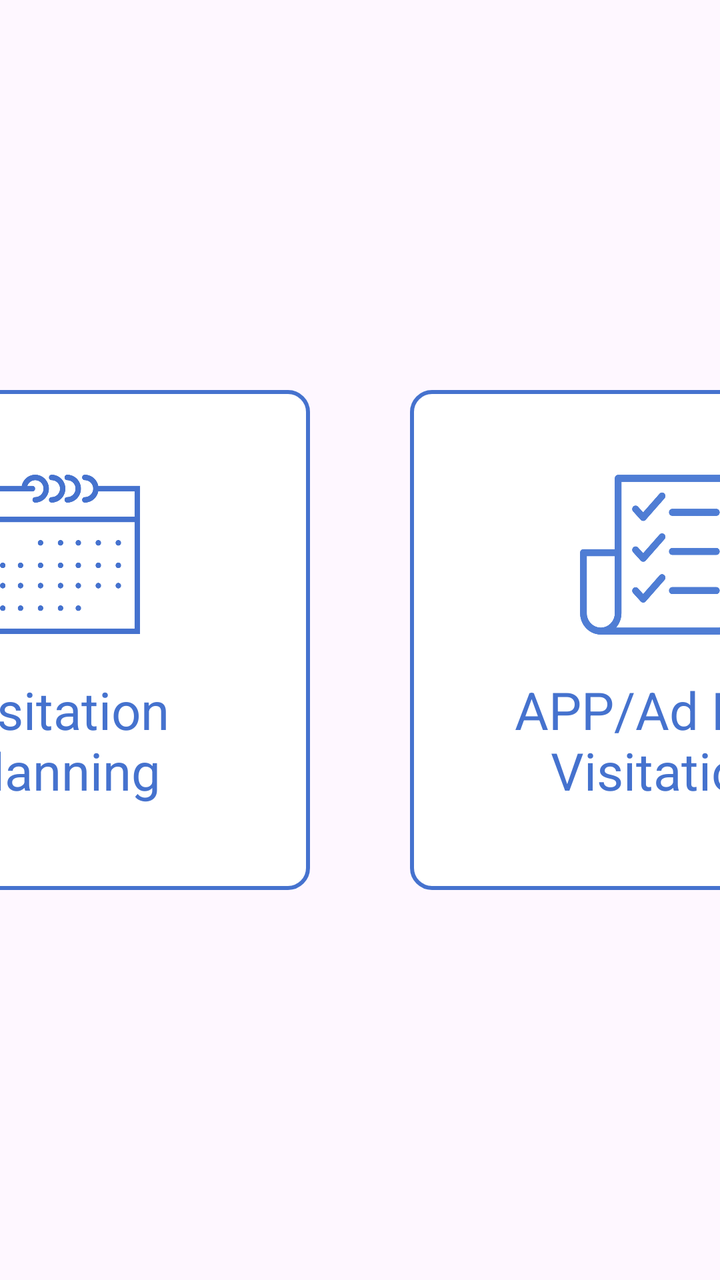
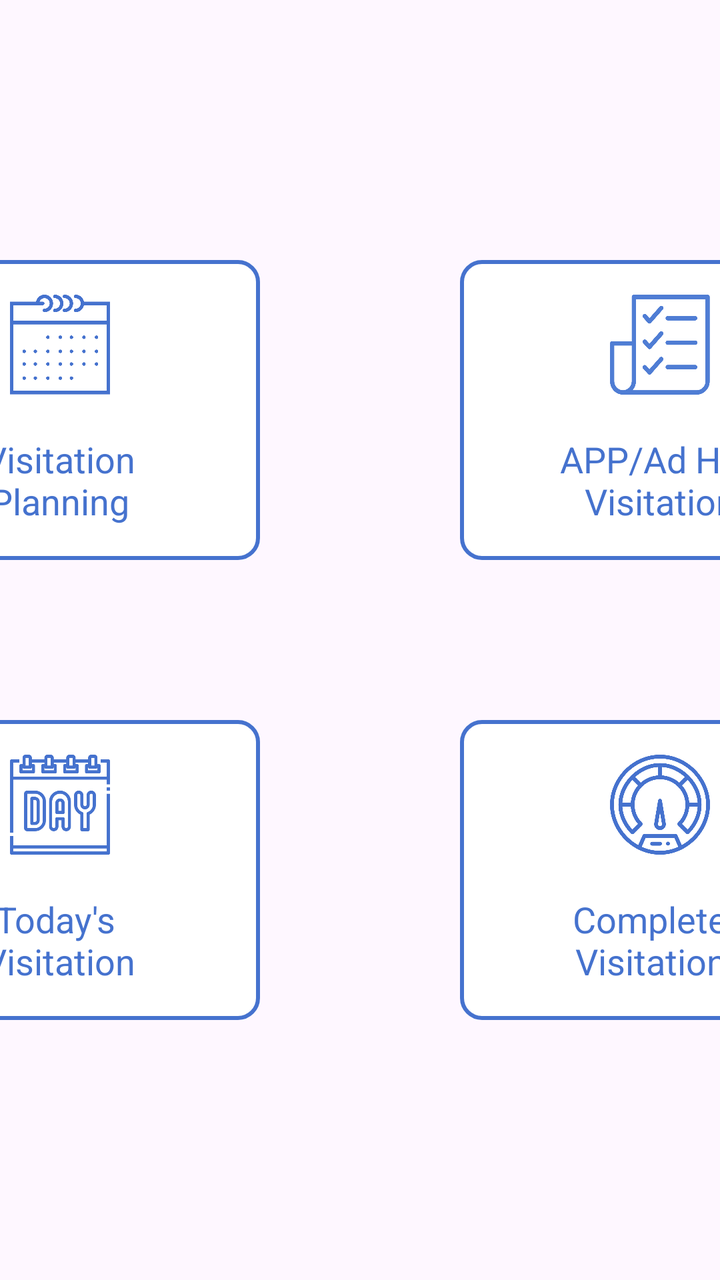

Screens rendered from an Android XML layout before and after an edit, with the pre-edit source and the edit as a unified diff.
<!-- AndroidManifest.xml: activity theme myAppTheme -->
<!-- res/layout/fragment_forms.xml -->
<?xml version="1.0" encoding="utf-8"?>
<RelativeLayout xmlns:android="http://schemas.android.com/apk/res/android"
    xmlns:app="http://schemas.android.com/apk/res-auto"
    android:layout_width="match_parent"
    android:layout_height="match_parent"
    android:orientation="vertical">

    
    
    
    
    
    
    
    

    <LinearLayout
        android:id="@+id/visitationPlanningButton"
        android:layout_width="wrap_content"
        android:layout_height="wrap_content"
        android:orientation="horizontal"
        android:gravity="center"
        android:layout_centerInParent="true">

        <LinearLayout
            android:layout_width="250dp"
            android:layout_height="250dp"
            android:orientation="vertical"
            android:background="@drawable/big_button_background"
            android:gravity="center"
            android:padding="10dp">

            <ImageView
                android:layout_width="80dp"
                android:layout_height="80dp"
                android:layout_gravity="center"
                android:src="@drawable/calendar"
                android:layout_marginBottom="20dp"
                android:tint="@color/mainColor" />

            <TextView
                android:layout_width="wrap_content"
                android:layout_height="wrap_content"
                android:text="Visitation\nPlanning"
                android:textSize="26sp"
                android:textColor="@color/mainColor"
                android:layout_gravity="center"
                android:gravity="center" />


        </LinearLayout>


        <LinearLayout
            android:id="@+id/adHocVisitationButton"
            android:layout_width="250dp"
            android:layout_height="250dp"
            android:orientation="vertical"
            android:background="@drawable/big_button_background"
            android:layout_marginLeft="50dp"
            android:gravity="center"
            android:padding="10dp">

            <ImageView
                android:layout_width="80dp"
                android:layout_height="80dp"
                android:layout_gravity="center"
                android:src="@drawable/todo"
                android:layout_marginBottom="20dp" />

            <TextView
                android:layout_width="wrap_content"
                android:layout_height="wrap_content"
                android:text="APP/Ad Hoc Visitation"
                android:textSize="26sp"
                android:textColor="@color/mainColor"
                android:layout_gravity="center"
                android:gravity="center" />

        </LinearLayout>


        <LinearLayout
            android:id="@+id/myPerformanceButton"
            android:layout_width="250dp"
            android:layout_height="250dp"
            android:orientation="vertical"
            android:background="@drawable/big_button_background"
            android:visibility="gone"
            android:layout_marginLeft="50dp"
            android:gravity="center"
            android:padding="10dp">

            <ImageView
                android:layout_width="80dp"
                android:layout_height="80dp"
                android:layout_gravity="center"
                android:src="@drawable/speedometer"
                android:tint="@color/mainColor"
                android:layout_marginBottom="20dp" />

            <TextView
                android:layout_width="wrap_content"
                android:layout_height="wrap_content"
                android:text="My\nPerformance"
                android:textSize="26sp"
                android:textColor="@color/mainColor"
                android:layout_gravity="center"
                android:gravity="center" />

        </LinearLayout>

        <LinearLayout
            android:id="@+id/applicantButton"
            android:layout_width="250dp"
            android:layout_height="250dp"
            android:orientation="vertical"
            android:background="@drawable/big_button_background"
            android:visibility="gone"
            android:layout_marginLeft="50dp"
            android:gravity="center"
            android:padding="10dp">

            <ImageView
                android:layout_width="80dp"
                android:layout_height="80dp"
                android:layout_gravity="center"
                android:src="@drawable/garage"
                android:layout_marginBottom="20dp"
                app:tint="@color/mainColor" />

            <TextView
                android:layout_width="wrap_content"
                android:layout_height="wrap_content"
                android:text="Applicant"
                android:textSize="26sp"
                android:textColor="@color/mainColor"
                android:layout_gravity="center"
                android:gravity="center"
                />

        </LinearLayout>

    </LinearLayout>

</RelativeLayout>
<!-- resources referenced by this layout -->
<resources>
  <color name="mainColor">#4572ce</color>
  <!-- drawable big_button_background (drawable) -->
  <?xml version="1.0" encoding="utf-8"?>
  <shape xmlns:android="http://schemas.android.com/apk/res/android"
      android:shape="rectangle" >
      <corners android:radius="10dp"/>
      <solid android:color="@color/white" />
  
      <stroke
          android:width="2dp"
          android:color="@color/mainColor" />
  
  </shape>
  <!-- drawable calendar: png bitmap (drawable, 29480 bytes) -->
  <!-- drawable garage: png bitmap (drawable-hdpi, 12534 bytes) -->
  <!-- drawable speedometer: png bitmap (drawable, 70391 bytes) -->
  <!-- drawable todo: png bitmap (drawable, 29433 bytes) -->
  <style name="myAppTheme" parent="Theme.AppCompat.Light.NoActionBar">
          <item name="colorPrimary">@color/headerColor</item>
          <item name="colorPrimaryDark">@color/headerColor</item>
          <item name="android:statusBarColor">@color/mainColor</item>
          <item name="actionMenuTextColor">@android:color/white</item>
          <item name="drawerArrowStyle">@style/DrawerArrowStyle</item>
          <item name="colorSurface">@color/gray</item>
          <item name="android:datePickerDialogTheme">@color/mainColor</item>
          <item name="colorControlActivated">@color/blue</item> 
          <item name="buttonTint">@color/blue</item> 
          
          
          
      </style>
  <color name="white">#FFFFFF</color>
  <color name="headerColor">#646464</color>
  <style name="DrawerArrowStyle" parent="Widget.AppCompat.DrawerArrowToggle">
          <item name="spinBars">true</item>
          <item name="color">@android:color/white</item>
      </style>
  <color name="gray">#A2A2A2</color>
  <color name="blue">#1FCECB</color>
</resources>

<!-- the commit's change to res/layout/fragment_forms.xml (unified diff, before → after) -->
@@ -2,6 +2,7 @@
 <RelativeLayout xmlns:android="http://schemas.android.com/apk/res/android"
     xmlns:app="http://schemas.android.com/apk/res-auto"
     android:layout_width="match_parent"
+    android:gravity="center_vertical"
     android:layout_height="match_parent"
     android:orientation="vertical">
 
@@ -15,34 +16,35 @@
     
 
     <LinearLayout
-        android:id="@+id/visitationPlanningButton"
         android:layout_width="wrap_content"
         android:layout_height="wrap_content"
         android:orientation="horizontal"
+        android:id="@+id/ll_1st"
         android:gravity="center"
-        android:layout_centerInParent="true">
-
-        <LinearLayout
-            android:layout_width="250dp"
-            android:layout_height="250dp"
-            android:orientation="vertical"
-            android:background="@drawable/big_button_background"
-            android:gravity="center"
-            android:padding="10dp">
-
-            <ImageView
-                android:layout_width="80dp"
-                android:layout_height="80dp"
+        android:layout_centerHorizontal="true">
+
+        <LinearLayout
+            android:layout_width="200dp"
+            android:layout_height="150dp"
+            android:id="@+id/visitationPlanningButton"
+            android:orientation="vertical"
+            android:background="@drawable/big_button_background"
+            android:gravity="center"
+            android:padding="10dp">
+
+            <ImageView
+                android:layout_width="50dp"
+                android:layout_height="50dp"
                 android:layout_gravity="center"
                 android:src="@drawable/calendar"
                 android:layout_marginBottom="20dp"
-                android:tint="@color/mainColor" />
+                app:tint="@color/mainColor" />
 
             <TextView
                 android:layout_width="wrap_content"
                 android:layout_height="wrap_content"
                 android:text="Visitation\nPlanning"
-                android:textSize="26sp"
+                android:textSize="18sp"
                 android:textColor="@color/mainColor"
                 android:layout_gravity="center"
                 android:gravity="center" />
@@ -53,17 +55,17 @@
 
         <LinearLayout
             android:id="@+id/adHocVisitationButton"
-            android:layout_width="250dp"
-            android:layout_height="250dp"
-            android:orientation="vertical"
-            android:background="@drawable/big_button_background"
-            android:layout_marginLeft="50dp"
-            android:gravity="center"
-            android:padding="10dp">
-
-            <ImageView
-                android:layout_width="80dp"
-                android:layout_height="80dp"
+            android:layout_width="200dp"
+            android:layout_height="150dp"
+            android:orientation="vertical"
+            android:background="@drawable/big_button_background"
+            android:layout_marginLeft="100dp"
+            android:gravity="center"
+            android:padding="10dp">
+
+            <ImageView
+                android:layout_width="50dp"
+                android:layout_height="50dp"
                 android:layout_gravity="center"
                 android:src="@drawable/todo"
                 android:layout_marginBottom="20dp" />
@@ -71,11 +73,83 @@
             <TextView
                 android:layout_width="wrap_content"
                 android:layout_height="wrap_content"
+                android:layout_gravity="center"
+                android:gravity="center"
                 android:text="APP/Ad Hoc Visitation"
-                android:textSize="26sp"
-                android:textColor="@color/mainColor"
-                android:layout_gravity="center"
-                android:gravity="center" />
+                android:textColor="@color/mainColor"
+                android:textSize="18sp" />
+
+        </LinearLayout>
+
+        <LinearLayout
+            android:id="@+id/applicantButton"
+            android:layout_width="200dp"
+            android:layout_height="150dp"
+            android:orientation="vertical"
+            android:background="@drawable/big_button_background"
+            android:visibility="gone"
+            android:layout_marginStart="100dp"
+            android:gravity="center"
+            android:padding="10dp">
+
+            <ImageView
+                android:layout_width="50dp"
+                android:layout_height="50dp"
+                android:layout_gravity="center"
+                android:src="@drawable/garage"
+                android:layout_marginBottom="20dp"
+                app:tint="@color/mainColor" />
+
+            <TextView
+                android:layout_width="wrap_content"
+                android:layout_height="wrap_content"
+                android:text="Applicant"
+                android:textSize="18sp"
+                android:textColor="@color/mainColor"
+                android:layout_gravity="center"
+                android:gravity="center"
+                />
+
+        </LinearLayout>
+
+    </LinearLayout>
+
+    <LinearLayout
+        android:layout_width="wrap_content"
+        android:layout_below="@id/ll_1st"
+        android:id="@+id/ll_2nd"
+        android:orientation="horizontal"
+        android:gravity="center"
+        android:layout_centerHorizontal="true"
+        android:layout_marginTop="80dp"
+        android:layout_height="wrap_content">
+
+        <LinearLayout
+            android:id="@+id/pinnedVisitationButton"
+            android:layout_width="200dp"
+            android:layout_height="150dp"
+            android:orientation="vertical"
+            android:background="@drawable/big_button_background"
+            android:gravity="center_vertical"
+            android:padding="10dp">
+
+            <ImageView
+                android:layout_width="50dp"
+                android:layout_height="50dp"
+                android:layout_gravity="center"
+                android:src="@drawable/day_calendar"
+                android:layout_marginBottom="20dp"
+                app:tint="@color/mainColor" />
+
+            <TextView
+                android:layout_width="wrap_content"
+                android:id="@+id/todayVisitationTitle"
+                android:layout_height="wrap_content"
+                android:layout_gravity="center"
+                android:gravity="center"
+                android:text="Today's \nVisitation"
+                android:textColor="@color/mainColor"
+                android:textSize="18sp" />
 
         </LinearLayout>
 
@@ -96,8 +170,8 @@
                 android:layout_height="80dp"
                 android:layout_gravity="center"
                 android:src="@drawable/speedometer"
-                android:tint="@color/mainColor"
-                android:layout_marginBottom="20dp" />
+                android:layout_marginBottom="20dp"
+                app:tint="@color/mainColor" />
 
             <TextView
                 android:layout_width="wrap_content"
@@ -111,36 +185,36 @@
         </LinearLayout>
 
         <LinearLayout
-            android:id="@+id/applicantButton"
-            android:layout_width="250dp"
-            android:layout_height="250dp"
-            android:orientation="vertical"
-            android:background="@drawable/big_button_background"
-            android:visibility="gone"
-            android:layout_marginLeft="50dp"
-            android:gravity="center"
-            android:padding="10dp">
-
-            <ImageView
-                android:layout_width="80dp"
-                android:layout_height="80dp"
-                android:layout_gravity="center"
-                android:src="@drawable/garage"
-                android:layout_marginBottom="20dp"
-                app:tint="@color/mainColor" />
-
-            <TextView
-                android:layout_width="wrap_content"
-                android:layout_height="wrap_content"
-                android:text="Applicant"
-                android:textSize="26sp"
-                android:textColor="@color/mainColor"
-                android:layout_gravity="center"
-                android:gravity="center"
-                />
+            android:id="@+id/completedVisitationsButton"
+            android:layout_width="200dp"
+            android:layout_height="150dp"
+            android:orientation="vertical"
+            android:background="@drawable/big_button_background"
+            android:visibility="visible"
+            android:layout_marginLeft="100dp"
+            android:gravity="center"
+            android:padding="10dp">
+
+            <ImageView
+                android:layout_width="50dp"
+                android:layout_height="50dp"
+                android:layout_gravity="center"
+                android:src="@drawable/speedometer"
+                android:layout_marginBottom="20dp"
+                app:tint="@color/mainColor" />
+
+            <TextView
+                android:layout_width="wrap_content"
+                android:layout_height="wrap_content"
+                android:text="Completed\nVisitations"
+                android:textSize="18sp"
+                android:textColor="@color/mainColor"
+                android:layout_gravity="center"
+                android:gravity="center" />
 
         </LinearLayout>
 
     </LinearLayout>
 
+
 </RelativeLayout>
<!-- resource entries referenced after the edit -->
@@ -14,6 +14,7 @@
   
   </shape>
   <!-- drawable calendar: png bitmap (drawable, 29480 bytes) -->
+  <!-- drawable day_calendar: png bitmap (drawable-hdpi, 4985 bytes) -->
   <!-- drawable garage: png bitmap (drawable-hdpi, 12534 bytes) -->
   <!-- drawable speedometer: png bitmap (drawable, 70391 bytes) -->
   <!-- drawable todo: png bitmap (drawable, 29433 bytes) -->
